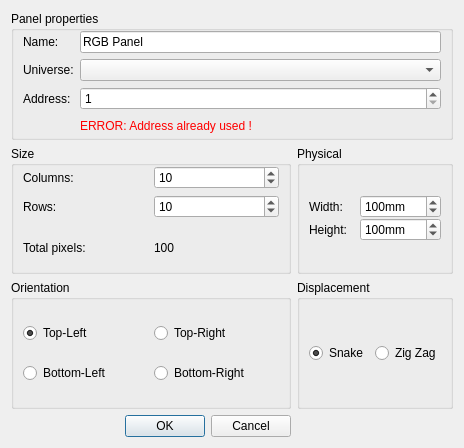
Above: ui/src/addrgbpanel.ui from mcallegari/qlcplus before the change. Below: the same form after it.
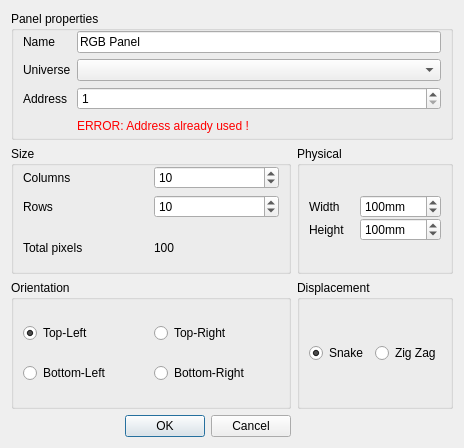
That is the form after the change. Icons and pictures are not drawn.

The edit to the form file:
```diff
--- a/ui/src/addrgbpanel.ui
+++ b/ui/src/addrgbpanel.ui
@@ -35,21 +35,21 @@
         <item row="0" column="0">
          <widget class="QLabel" name="label_3">
           <property name="text">
-           <string>Columns:</string>
+           <string>Columns</string>
           </property>
          </widget>
         </item>
         <item row="1" column="0">
          <widget class="QLabel" name="label_4">
           <property name="text">
-           <string>Rows:</string>
+           <string>Rows</string>
           </property>
          </widget>
         </item>
         <item row="2" column="0">
          <widget class="QLabel" name="label_5">
           <property name="text">
-           <string>Total pixels:</string>
+           <string>Total pixels</string>
           </property>
          </widget>
         </item>
@@ -161,7 +161,7 @@
         <item row="0" column="0">
          <widget class="QLabel" name="label_7">
           <property name="text">
-           <string>Width:</string>
+           <string>Width</string>
           </property>
          </widget>
         </item>
@@ -184,7 +184,7 @@
         <item row="1" column="0">
          <widget class="QLabel" name="label_8">
           <property name="text">
-           <string>Height:</string>
+           <string>Height</string>
           </property>
          </widget>
         </item>
@@ -226,7 +226,7 @@
         <item row="1" column="0">
          <widget class="QLabel" name="label_2">
           <property name="text">
-           <string>Universe:</string>
+           <string>Universe</string>
           </property>
          </widget>
         </item>
@@ -240,7 +240,7 @@
         <item row="0" column="0">
          <widget class="QLabel" name="label">
           <property name="text">
-           <string>Name:</string>
+           <string>Name</string>
           </property>
          </widget>
         </item>
@@ -250,7 +250,7 @@
         <item row="2" column="0">
          <widget class="QLabel" name="label_6">
           <property name="text">
-           <string>Address:</string>
+           <string>Address</string>
           </property>
          </widget>
         </item>
```
Left out of the diff: 2 changed lines with no effect on the pictures.
